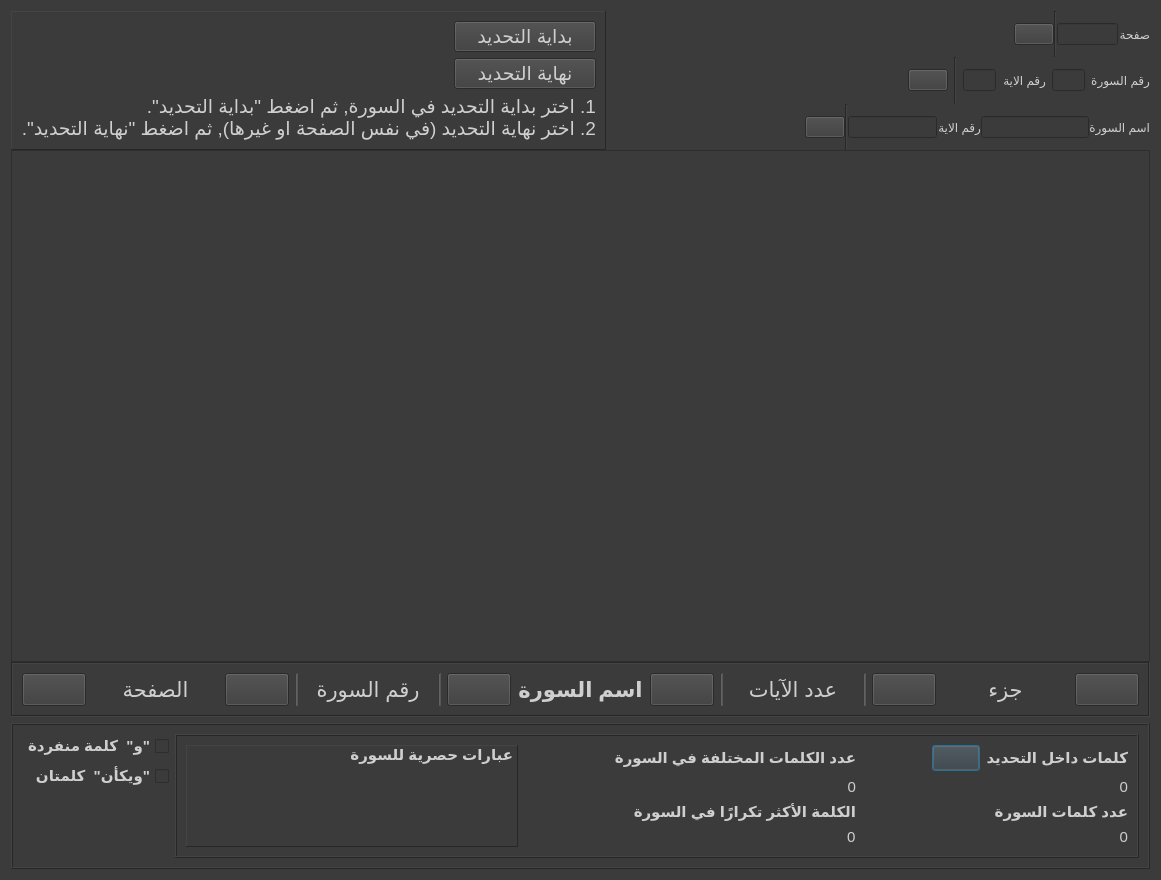
Before: the Qt Designer form gui/mushaf_view.ui in masalha-alaa/quran-counter, drawn with Qt 5.
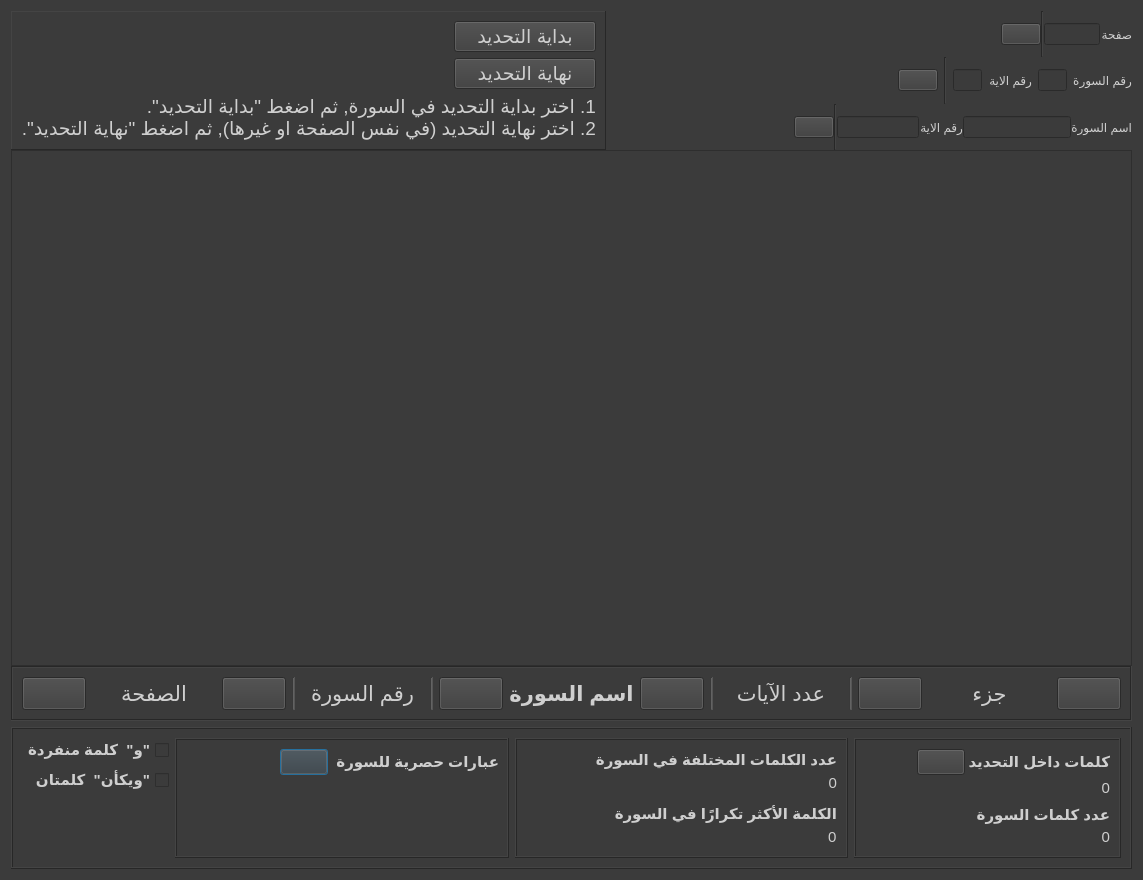
After: the same form once the commit is applied. Icons and pictures are not drawn. Custom widgets are drawn as their Qt base class.

Commit message: GUI fixes and button to refresh exclusive words

What changed in the file:
```diff
--- a/gui/mushaf_view.ui
+++ b/gui/mushaf_view.ui
@@ -6,7 +6,7 @@
    <rect>
     <x>0</x>
     <y>0</y>
-    <width>1161</width>
+    <width>1143</width>
     <height>880</height>
    </rect>
   </property>
@@ -18,7 +18,7 @@
 color: rgb(207, 207, 207);
 font: 400 18pt &quot;Calibri&quot;;</string>
   </property>
-  <layout class="QVBoxLayout" name="verticalLayout_4" stretch="5,1">
+  <layout class="QVBoxLayout" name="verticalLayout_7" stretch="5,1">
    <item>
     <layout class="QVBoxLayout" name="verticalLayout" stretch="6,0">
      <property name="spacing">
@@ -684,7 +684,7 @@
      <property name="frameShadow">
       <enum>QFrame::Raised</enum>
      </property>
-     <layout class="QHBoxLayout" name="horizontalLayout_6" stretch="1,8">
+     <layout class="QHBoxLayout" name="horizontalLayout_6" stretch="0,1">
       <item>
        <layout class="QHBoxLayout" name="horizontalLayout_13">
         <item>
@@ -736,19 +736,9 @@
        </layout>
       </item>
       <item>
-       <widget class="QFrame" name="frame_3">
-        <property name="styleSheet">
-         <string notr="true"/>
-        </property>
-        <property name="frameShape">
-         <enum>QFrame::Box</enum>
-        </property>
-        <property name="frameShadow">
-         <enum>QFrame::Raised</enum>
-        </property>
-        <layout class="QGridLayout" name="gridLayout_2" columnstretch="5,5,4">
-         <item row="1" column="0" rowspan="2">
-          <widget class="ClickableFrame" name="exclusiveWordsFrame">
+       <layout class="QHBoxLayout" name="statsHorizontalLayout" stretch="5,5,4">
+        <item>
+         <widget class="QFrame" name="exclusiveWordsFrame">
            <property name="cursor">
             <cursorShape>PointingHandCursor</cursorShape>
            </property>
@@ -759,28 +749,66 @@
             <string notr="true"/>
            </property>
            <property name="frameShape">
-            <enum>QFrame::Panel</enum>
+           <enum>QFrame::Box</enum>
            </property>
            <property name="frameShadow">
             <enum>QFrame::Raised</enum>
            </property>
-           <layout class="QVBoxLayout" name="verticalLayout_6" stretch="1,1,1,1">
-            <property name="spacing">
-             <number>0</number>
-            </property>
+          <layout class="QGridLayout" name="gridLayout_2">
             <property name="leftMargin">
-             <number>4</number>
+            <number>1</number>
             </property>
             <property name="topMargin">
-             <number>0</number>
+            <number>1</number>
             </property>
             <property name="rightMargin">
-             <number>4</number>
+            <number>8</number>
             </property>
             <property name="bottomMargin">
+            <number>8</number>
+           </property>
+           <item row="0" column="0">
+            <layout class="QHBoxLayout" name="horizontalLayout_3">
+             <property name="spacing">
+              <number>8</number>
+             </property>
+             <property name="topMargin">
+              <number>8</number>
+             </property>
+             <property name="rightMargin">
              <number>0</number>
             </property>
-            <item alignment="Qt::AlignTop">
+             <property name="bottomMargin">
+              <number>0</number>
+             </property>
+             <item>
+              <spacer name="horizontalSpacer_9">
+               <property name="orientation">
+                <enum>Qt::Horizontal</enum>
+               </property>
+               <property name="sizeHint" stdset="0">
+                <size>
+                 <width>40</width>
+                 <height>20</height>
+                </size>
+               </property>
+              </spacer>
+             </item>
+             <item>
+              <widget class="QPushButton" name="refreshExclusiveWordsButton">
+               <property name="toolTip">
+                <string>عبارات اخرى</string>
+               </property>
+               <property name="text">
+                <string/>
+               </property>
+               <property name="icon">
+                <iconset resource="resources/resources.qrc">
+                 <normaloff>:/reset-icon.png</normaloff>:/reset-icon.png</iconset>
+               </property>
+              </widget>
+             </item>
+             <item>
              <widget class="QLabel" name="label_7">
               <property name="sizePolicy">
                <sizepolicy hsizetype="Preferred" vsizetype="Preferred">
@@ -799,21 +827,23 @@
               </property>
              </widget>
             </item>
-            <item>
+            </layout>
+           </item>
+           <item row="1" column="0">
              <widget class="QLabel" name="exclusivePhrasesInSurah1">
               <property name="text">
                <string/>
               </property>
              </widget>
             </item>
-            <item>
+           <item row="2" column="0">
              <widget class="QLabel" name="exclusivePhrasesInSurah2">
               <property name="text">
                <string/>
               </property>
              </widget>
             </item>
-            <item>
+           <item row="3" column="0">
              <widget class="QLabel" name="exclusivePhrasesInSurah3">
               <property name="text">
                <string/>
@@ -823,8 +853,91 @@
            </layout>
           </widget>
          </item>
-         <item row="2" column="1">
-          <layout class="QVBoxLayout" name="verticalLayout_14">
+        <item>
+         <widget class="QFrame" name="verticalFrame">
+          <property name="frameShape">
+           <enum>QFrame::Box</enum>
+          </property>
+          <property name="frameShadow">
+           <enum>QFrame::Raised</enum>
+          </property>
+          <layout class="QVBoxLayout" name="verticalLayout_5">
+           <property name="spacing">
+            <number>10</number>
+           </property>
+           <item>
+            <layout class="QVBoxLayout" name="verticalLayout_8">
+             <property name="spacing">
+              <number>3</number>
+             </property>
+             <item>
+              <widget class="QLabel" name="label_3">
+               <property name="sizePolicy">
+                <sizepolicy hsizetype="Preferred" vsizetype="Preferred">
+                 <horstretch>0</horstretch>
+                 <verstretch>0</verstretch>
+                </sizepolicy>
+               </property>
+               <property name="toolTip">
+                <string>عدد الكلمات المختلفة (بدون تكرار)</string>
+               </property>
+               <property name="styleSheet">
+                <string notr="true">font: bold;</string>
+               </property>
+               <property name="text">
+                <string>عدد الكلمات المختلفة في السورة</string>
+               </property>
+              </widget>
+             </item>
+             <item>
+              <layout class="QHBoxLayout" name="horizontalLayout_21">
+               <item>
+                <spacer name="horizontalSpacer_7">
+                 <property name="orientation">
+                  <enum>Qt::Horizontal</enum>
+                 </property>
+                 <property name="sizeHint" stdset="0">
+                  <size>
+                   <width>40</width>
+                   <height>20</height>
+                  </size>
+                 </property>
+                </spacer>
+               </item>
+               <item>
+                <widget class="QLabel" name="surahUniqueWords">
+                 <property name="sizePolicy">
+                  <sizepolicy hsizetype="Preferred" vsizetype="Preferred">
+                   <horstretch>0</horstretch>
+                   <verstretch>0</verstretch>
+                  </sizepolicy>
+                 </property>
+                 <property name="toolTip">
+                  <string notr="true"/>
+                 </property>
+                 <property name="layoutDirection">
+                  <enum>Qt::LeftToRight</enum>
+                 </property>
+                 <property name="locale">
+                  <locale language="Arabic" country="Israel"/>
+                 </property>
+                 <property name="text">
+                  <string>0</string>
+                 </property>
+                 <property name="alignment">
+                  <set>Qt::AlignRight|Qt::AlignTrailing|Qt::AlignVCenter</set>
+                 </property>
+                </widget>
+               </item>
+              </layout>
+             </item>
+            </layout>
+           </item>
+           <item>
+            <layout class="QVBoxLayout" name="verticalLayout_6">
+             <property name="spacing">
+              <number>3</number>
+             </property>
            <item>
             <widget class="QLabel" name="label_13">
              <property name="sizePolicy">
@@ -885,70 +998,26 @@
            </item>
           </layout>
          </item>
-         <item row="2" column="2">
-          <layout class="QVBoxLayout" name="verticalLayout_12" stretch="0,0">
+          </layout>
+         </widget>
+        </item>
+        <item>
+         <widget class="QFrame" name="verticalFrame_2">
+          <property name="frameShape">
+           <enum>QFrame::Box</enum>
+          </property>
+          <property name="frameShadow">
+           <enum>QFrame::Raised</enum>
+          </property>
+          <layout class="QVBoxLayout" name="verticalLayout_4">
            <property name="spacing">
-            <number>6</number>
+            <number>8</number>
            </property>
            <item>
-            <widget class="QLabel" name="label_2">
-             <property name="sizePolicy">
-              <sizepolicy hsizetype="Preferred" vsizetype="Preferred">
-               <horstretch>0</horstretch>
-               <verstretch>0</verstretch>
-              </sizepolicy>
-             </property>
-             <property name="toolTip">
-              <string>عدد جميع الكلمات, مع تكرار</string>
-             </property>
-             <property name="styleSheet">
-              <string notr="true">font: bold;</string>
-             </property>
-             <property name="text">
-              <string>عدد كلمات السورة</string>
-             </property>
-            </widget>
-           </item>
-           <item>
-            <layout class="QHBoxLayout" name="horizontalLayout_17">
-             <item>
-              <spacer name="horizontalSpacer_5">
-               <property name="orientation">
-                <enum>Qt::Horizontal</enum>
-               </property>
-               <property name="sizeHint" stdset="0">
-                <size>
-                 <width>40</width>
-                 <height>20</height>
-                </size>
-               </property>
-              </spacer>
-             </item>
-             <item>
-              <widget class="QLabel" name="surahWordsNum">
-               <property name="sizePolicy">
-                <sizepolicy hsizetype="Preferred" vsizetype="Preferred">
-                 <horstretch>0</horstretch>
-                 <verstretch>0</verstretch>
-                </sizepolicy>
-               </property>
-               <property name="toolTip">
-                <string notr="true"/>
-               </property>
-               <property name="text">
-                <string>0</string>
-               </property>
-               <property name="alignment">
-                <set>Qt::AlignRight|Qt::AlignTrailing|Qt::AlignVCenter</set>
-               </property>
-              </widget>
-             </item>
-            </layout>
-           </item>
-          </layout>
-         </item>
-         <item row="1" column="2">
           <layout class="QVBoxLayout" name="verticalLayout_9">
+             <property name="spacing">
+              <number>3</number>
+             </property>
            <item>
             <layout class="QHBoxLayout" name="horizontalLayout">
              <item>
@@ -1037,10 +1106,13 @@
            </item>
           </layout>
          </item>
-         <item row="1" column="1">
-          <layout class="QVBoxLayout" name="verticalLayout_13" stretch="1,0">
            <item>
-            <widget class="QLabel" name="label_3">
+            <layout class="QVBoxLayout" name="verticalLayout_12" stretch="0,0">
+             <property name="spacing">
+              <number>3</number>
+             </property>
+             <item>
+              <widget class="QLabel" name="label_2">
              <property name="sizePolicy">
               <sizepolicy hsizetype="Preferred" vsizetype="Preferred">
                <horstretch>0</horstretch>
@@ -1054,14 +1126,14 @@
               <string notr="true">font: bold;</string>
              </property>
              <property name="text">
-              <string>عدد الكلمات المختلفة في السورة</string>
+                <string>عدد كلمات السورة</string>
              </property>
             </widget>
            </item>
            <item>
-            <layout class="QHBoxLayout" name="horizontalLayout_21">
+              <layout class="QHBoxLayout" name="horizontalLayout_17">
              <item>
-              <spacer name="horizontalSpacer_7">
+                <spacer name="horizontalSpacer_5">
                <property name="orientation">
                 <enum>Qt::Horizontal</enum>
                </property>
@@ -1074,7 +1146,7 @@
               </spacer>
              </item>
              <item>
-              <widget class="QLabel" name="surahUniqueWords">
+                <widget class="QLabel" name="surahWordsNum">
                <property name="sizePolicy">
                 <sizepolicy hsizetype="Preferred" vsizetype="Preferred">
                  <horstretch>0</horstretch>
@@ -1084,12 +1156,6 @@
                <property name="toolTip">
                 <string notr="true"/>
                </property>
-               <property name="layoutDirection">
-                <enum>Qt::LeftToRight</enum>
-               </property>
-               <property name="locale">
-                <locale language="Arabic" country="Israel"/>
-               </property>
                <property name="text">
                 <string>0</string>
                </property>
@@ -1106,18 +1172,12 @@
        </widget>
       </item>
      </layout>
+      </item>
+     </layout>
     </widget>
    </item>
   </layout>
  </widget>
- <customwidgets>
-  <customwidget>
-   <class>ClickableFrame</class>
-   <extends>QFrame</extends>
-   <header>gui/clickable_frame</header>
-   <container>1</container>
-  </customwidget>
- </customwidgets>
  <tabstops>
   <tabstop>pageInput</tabstop>
   <tabstop>goToPageButton</tabstop>
```
Left out of the diff: 8 changed lines with no effect on the pictures. Lines whose indentation alone changed are shown as unchanged. The commit also changes 3 other files.
